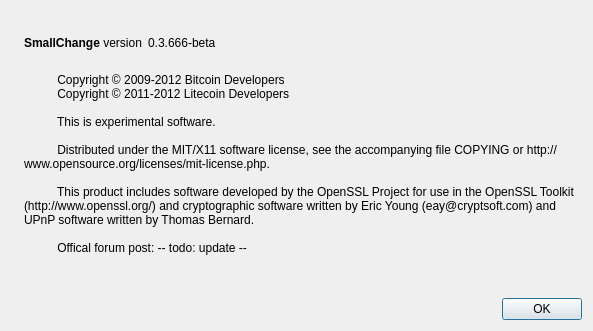
Qt form src/qt/forms/aboutdialog.ui (raipat/hucoin) before a commit.
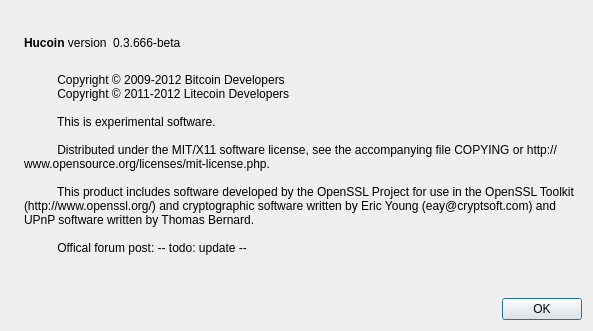
The same form after that commit. Icons and pictures are not drawn.

Patch:
```diff
--- a/src/qt/forms/aboutdialog.ui
+++ b/src/qt/forms/aboutdialog.ui
@@ -50,7 +50,7 @@
           <cursorShape>IBeamCursor</cursorShape>
          </property>
          <property name="text">
-          <string>&lt;b&gt;SmallChange&lt;/b&gt; version</string>
+          <string>&lt;b&gt;Hucoin&lt;/b&gt; version</string>
          </property>
          <property name="textInteractionFlags">
           <set>Qt::LinksAccessibleByMouse|Qt::TextSelectableByKeyboard|Qt::TextSelectableByMouse</set>
```
Left out of the diff: 2 changed lines with no effect on the pictures.
